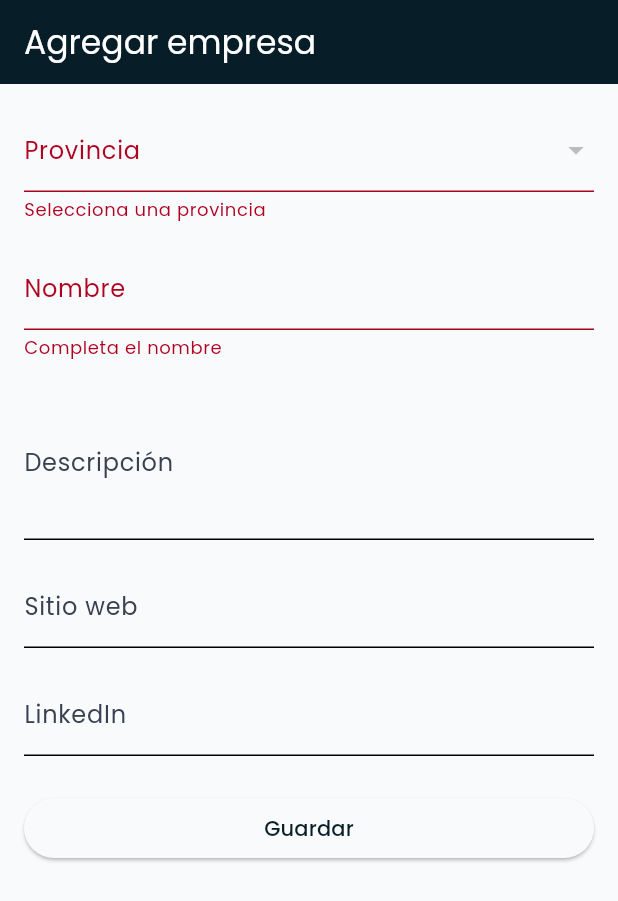
After one commit to Mauriciocba/company-wiki, a Flutter app: the CreateCompany screen opened by its route, after a tap on "Guardar", on a phone screen of 412 x 824 dp. The commit adds this screen. Shown: the top 901 px of the screen. Run offline on Flutter 3.47's test engine with Material 3 defaults, Android fonts, the phone set to English and light mode, and no system bars; drawn by our look-alikes of toastification; our stand-ins replace bloc, cloud_firestore, firebase_core, flutter_bloc, flutter_social_button, get_it and 2 more; accounts and stored records are empty.

Commit message:
agrego crear empresa

```diff
--- a/lib/features/companies/ui/bloc/company_event.dart
+++ b/lib/features/companies/ui/bloc/company_event.dart
@@ -1,3 +1,5 @@
+import 'package:company_wiki/features/create_company/model/company_model.dart';
+
 abstract class CompanyEvent {}
 
 class LoadCompanies extends CompanyEvent {
@@ -5,3 +7,8 @@ class LoadCompanies extends CompanyEvent {
 
   LoadCompanies(this.provinceId);
 }
+
+class AddCompany extends CompanyEvent {
+ CompanyModel companyModel;
+  AddCompany(this.companyModel);
+}
--- a/lib/features/companies/ui/bloc/company_state.dart
+++ b/lib/features/companies/ui/bloc/company_state.dart
@@ -15,3 +15,13 @@ class CompanyError extends CompanyState {
 
   CompanyError(this.message);
 }
+
+class CreateCompanyLoading extends CompanyState {}
+
+class CreateCompanySuccess extends CompanyState {}
+
+class CreateCompanyError extends CompanyState {
+  final String message;
+
+  CreateCompanyError(this.message);
+}
--- /dev/null
+++ b/lib/features/create_company/model/company_model.dart
@@ -0,0 +1,41 @@
+class CompanyModel {
+  final String? id;
+  final String name;
+  final String description;
+  final String? linkedin;
+  final String? website;
+  final String provinceId;
+
+  CompanyModel({
+    required this.id,
+    required this.name,
+    required this.description,
+    required this.provinceId,
+    this.linkedin,
+    this.website,
+  });
+
+  // Constructor desde Firebase
+  factory CompanyModel.fromMap(Map<String, dynamic> map, String id) {
+    return CompanyModel(
+      id: map['name'] ?? '',
+      name: map['name'] ?? '',
+      description: map['description'] ?? '',
+      provinceId: map['provinceId'] ?? '',
+      linkedin: map['linkedin'],
+      website: map['website'],
+    );
+  }
+
+  // Para enviar a Firebase
+  Map<String, dynamic> toMap() {
+    return {
+      'id': id,
+      'name': name,
+      'description': description,
+      'provinceId': provinceId,
+      if (linkedin != null) 'linkedin': linkedin,
+      if (website != null) 'website': website,
+    };
+  }
+}
--- /dev/null
+++ b/lib/features/create_company/ui/create_company.dart
@@ -0,0 +1,169 @@
+import 'package:cloud_firestore/cloud_firestore.dart';
+import 'package:company_wiki/core/locator.dart';
+import 'package:company_wiki/features/companies/ui/bloc/company_bloc.dart';
+import 'package:company_wiki/features/companies/ui/bloc/company_event.dart';
+import 'package:company_wiki/features/create_company/model/company_model.dart';
+import 'package:company_wiki/features/companies/ui/bloc/company_state.dart';
+import 'package:company_wiki/features/home_page/ui/home_page.dart';
+import 'package:company_wiki/features/provinces/models/pronvinces_model.dart';
+import 'package:flutter/material.dart';
+import 'package:flutter_bloc/flutter_bloc.dart';
+import 'package:go_router/go_router.dart';
+import 'package:toastification/toastification.dart';
+
+class CreateCompany extends StatefulWidget {
+  static const router = '/create-company';
+  const CreateCompany({super.key});
+
+  @override
+  State<CreateCompany> createState() => _CreateCompanyState();
+}
+
+class _CreateCompanyState extends State<CreateCompany> {
+  final _formKey = GlobalKey<FormState>();
+  String? selectedProvinceId;
+  List<ProvincesModel> provinces = [];
+
+  final TextEditingController nameController = TextEditingController();
+  final TextEditingController descriptionController = TextEditingController();
+  final TextEditingController websiteController = TextEditingController();
+  final TextEditingController linkedinController = TextEditingController();
+
+  @override
+  void initState() {
+    super.initState();
+    _loadProvinces();
+  }
+
+  Future<void> _loadProvinces() async {
+    final snapshot =
+        await FirebaseFirestore.instance.collection('provinces').get();
+    setState(() {
+      provinces = snapshot.docs
+          .map((doc) => ProvincesModel(id: doc.id, name: doc['name']))
+          .toList();
+    });
+  }
+
+  void _submit() {
+    if (_formKey.currentState!.validate() && selectedProvinceId != null) {
+      final bloc = getIt<CompanyBloc>();
+
+      bloc.add(AddCompany(
+        CompanyModel(
+          id: nameController.text,
+          name: nameController.text,
+          description:descriptionController.text,
+          provinceId: selectedProvinceId!,
+          linkedin:  linkedinController.text,
+          website: websiteController.text,
+        ),
+      ));
+    }
+  }
+
+  @override
+  Widget build(BuildContext context) {
+    return BlocProvider.value(
+      value: getIt<CompanyBloc>(),
+      child: BlocListener<CompanyBloc, CompanyState>(
+        listener: (context, state) {
+          if (state is CreateCompanyLoading) {
+            showDialog(
+              context: context,
+              builder: (context) => const Center(
+                child: CircularProgressIndicator(),
+              ),
+            );
+          }
+          if (state is CreateCompanyError) {
+            toastification.show(
+              context: context,
+              title: const Text('Error al guardar'),
+              description: Text(state.message),
+              type: ToastificationType.error,
+            );
+          } else if (state is CreateCompanySuccess) {
+            toastification.show(
+              context: context,
+              title: const Text('Empresa guardada'),
+              type: ToastificationType.success,
+            );
+
+
+            context.go(HomePage.router);
+
+            nameController.clear();
+            descriptionController.clear();
+            websiteController.clear();
+            linkedinController.clear();
+            selectedProvinceId = null;
+
+
+            Navigator.pop(context);
+          }
+        },
+        child: Scaffold(
+          appBar: AppBar(title: const Text('Agregar empresa')),
+          body: Padding(
+            padding: const EdgeInsets.all(16),
+            child: Form(
+              key: _formKey,
+              child: ListView(
+                children: [
+                  DropdownButtonFormField<String>(
+                    value: selectedProvinceId,
+                    decoration: const InputDecoration(labelText: 'Provincia'),
+                    items: provinces.map((prov) {
+                      return DropdownMenuItem(
+                        value: prov.id,
+                        child: Text(prov.name),
+                      );
+                    }).toList(),
+                    onChanged: (value) {
+                      setState(() {
+                        selectedProvinceId = value;
+                      });
+                    },
+                    validator: (value) =>
+                        value == null ? 'Selecciona una provincia' : null,
+                  ),
+                  const SizedBox(height: 16),
+                  TextFormField(
+                    controller: nameController,
+                    decoration: const InputDecoration(labelText: 'Nombre'),
+                    validator: (value) => value == null || value.isEmpty
+                        ? 'Completa el nombre'
+                        : null,
+                  ),
+                  const SizedBox(height: 16),
+                  TextFormField(
+                    controller: descriptionController,
+                    decoration:
+                        const InputDecoration(labelText: 'Descripción'),
+                    maxLines: 3,
+                  ),
+                  const SizedBox(height: 16),
+                  TextFormField(
+                    controller: websiteController,
+                    decoration: const InputDecoration(labelText: 'Sitio web'),
+                  ),
+                  const SizedBox(height: 16),
+                  TextFormField(
+                    controller: linkedinController,
+                    decoration: const InputDecoration(labelText: 'LinkedIn'),
+                  ),
+                  const SizedBox(height: 24),
+                  ElevatedButton(
+                    onPressed: _submit,
+                    child: const Text('Guardar'),
+                  ),
+                ],
+              ),
+            ),
+          ),
+        ),
+      ),
+    );
+  }
+}
--- a/lib/main.dart
+++ b/lib/main.dart
@@ -2,13 +2,14 @@ import 'package:company_wiki/core/locator.dart';
 import 'package:company_wiki/router/app_router.dart';
 import 'package:firebase_core/firebase_core.dart';
 import 'package:flutter/material.dart';
+import 'package:toastification/toastification.dart';
 import 'utils/app_theme.dart';
 
 void main() async {
   WidgetsFlutterBinding.ensureInitialized();
   await Firebase.initializeApp();
   setupLocator();
-  runApp(const MyApp());
+  runApp(ToastificationWrapper(child: MyApp()));
 }
 
 class MyApp extends StatelessWidget {
--- a/lib/router/app_router.dart
+++ b/lib/router/app_router.dart
@@ -2,6 +2,7 @@ import 'package:flutter/material.dart';
 import 'package:go_router/go_router.dart';
 
 import '../features/companies/ui/companies_page.dart';
+import '../features/create_company/ui/create_company.dart';
 import '../features/home_page/ui/home_page.dart';
 import '../features/provinces/ui/provinces.dart';
 
@@ -14,6 +15,10 @@ final GoRouter appRouter = GoRouter(
     GoRoute(
       path: ProvincesPage.router,
       builder: (context, state) => const ProvincesPage(),
+    ),
+    GoRoute(
+      path: CreateCompany.router,
+      builder: (context, state) => const CreateCompany(),
     ),
     GoRoute(
       path: CompaniesPage.router,
--- a/pubspec.yaml
+++ b/pubspec.yaml
@@ -39,6 +39,7 @@ dependencies:
   get_it: ^8.0.3
   go_router: ^14.8.1
   google_fonts: ^6.2.1
+  toastification: ^3.0.2
   url_launcher: ^6.3.1
 
 dev_dependencies:
```
Also changed, not shown: lib/features/companies/models/company_model.dart (+20 -20 lines), lib/features/companies/ui/bloc/company_bloc.dart (+29 -0 lines), lib/features/home_page/ui/home_page.dart (+14 -0 lines), pubspec.lock.
